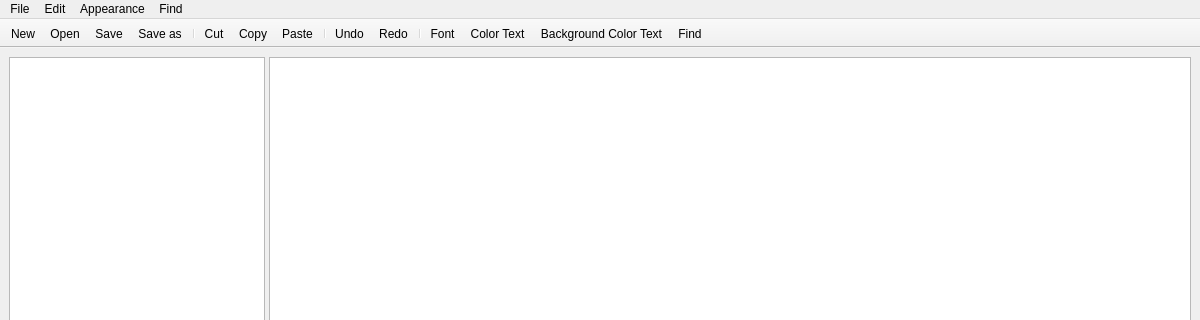
Old version of the form app/src/mainwindow.ui in the repository ailchuk/utext; both pictures show x 0 to 1200 and y 0 to 320 of the 1200 by 800 pixel window.
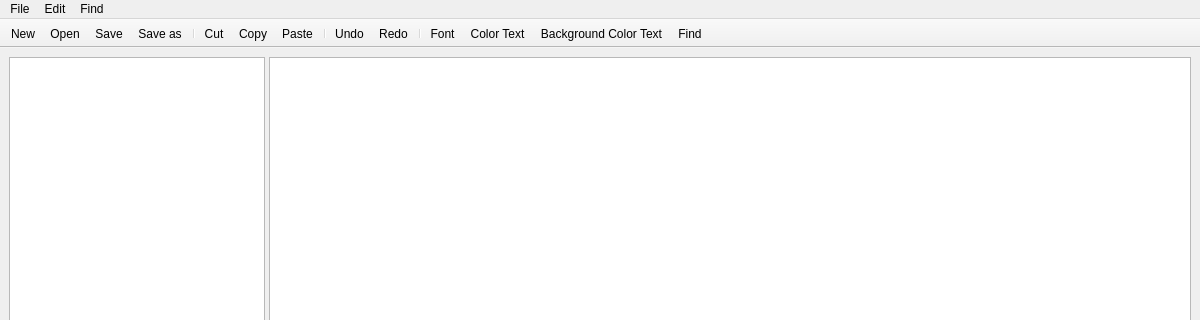
New version of the form. Icons and pictures are not drawn.

What changed in the file:
```diff
--- a/app/src/mainwindow.ui
+++ b/app/src/mainwindow.ui
@@ -110,13 +110,6 @@
     <addaction name="actionColor"/>
     <addaction name="actionBackground_Color"/>
    </widget>
-   <widget class="QMenu" name="menuAppearance">
-    <property name="title">
-     <string>Appearance</string>
-    </property>
-    <addaction name="actionLight_theme"/>
-    <addaction name="actionDark_theme"/>
-   </widget>
    <widget class="QMenu" name="menuFind">
     <property name="title">
      <string>Find</string>
@@ -125,7 +118,6 @@
    </widget>
    <addaction name="menuFile"/>
    <addaction name="menuEdit"/>
-   <addaction name="menuAppearance"/>
    <addaction name="menuFind"/>
   </widget>
   <widget class="QStatusBar" name="statusbar"/>
```
Left out of the diff: 12 changed lines with no effect on the pictures.
